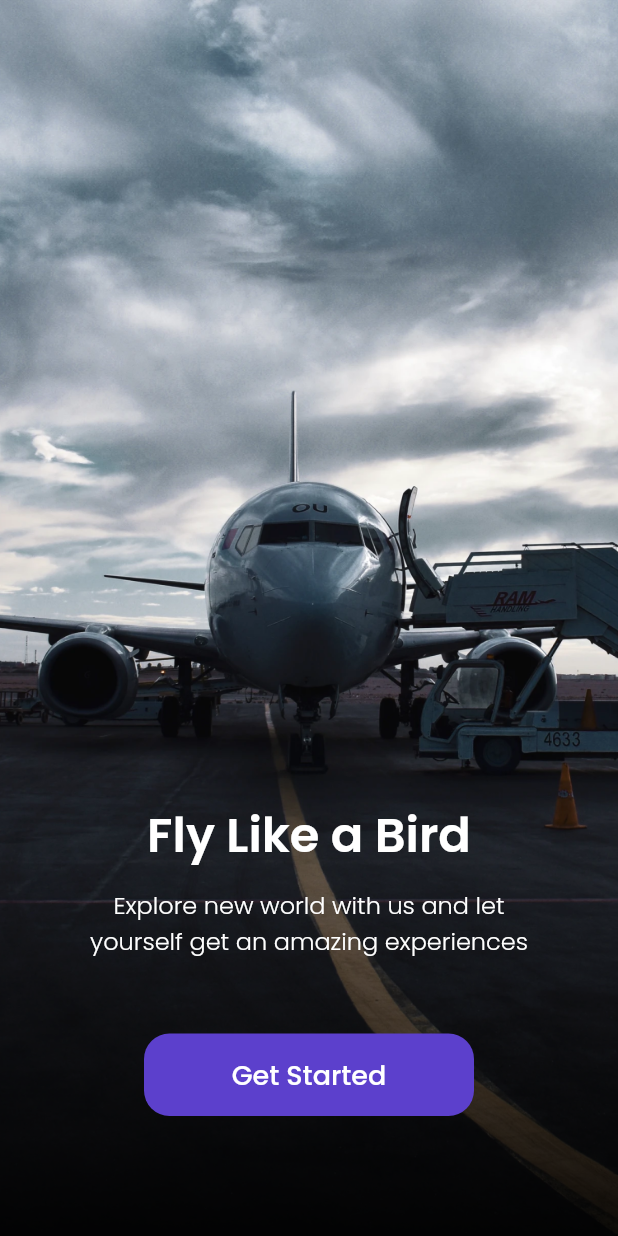
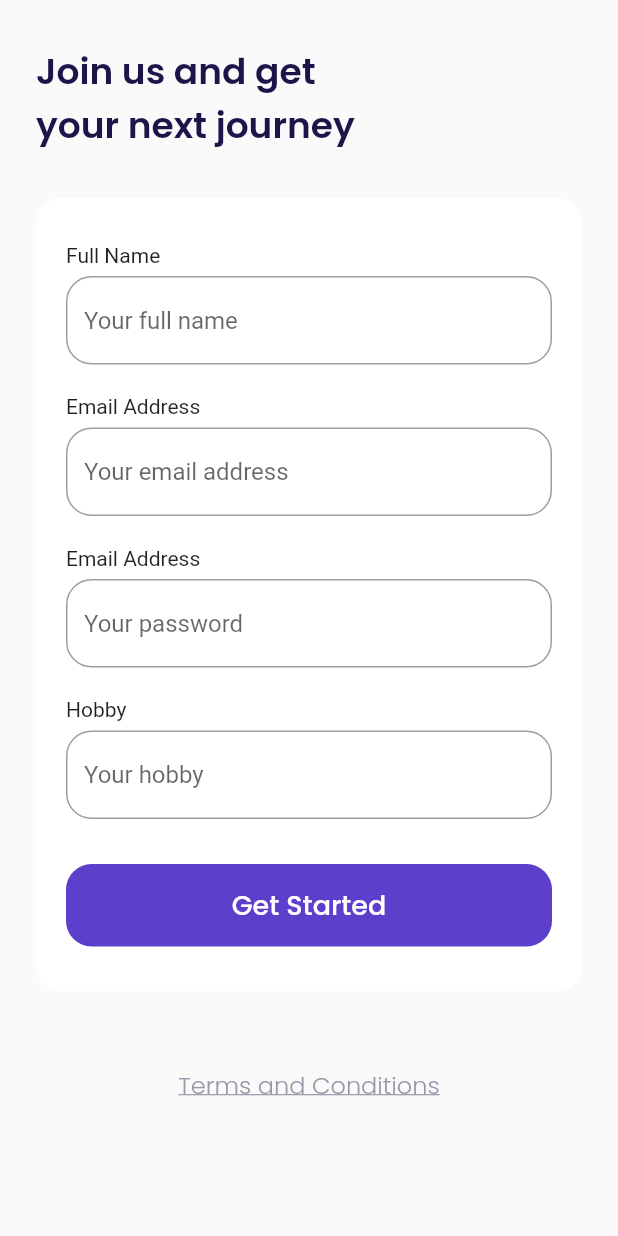
Before and after one commit to RadmDev/airplane, a Flutter app: the screen it shows after launch, after a tap on "Get Started", on a phone screen of 412 x 824 dp. Run offline on Flutter 3.47's test engine with Material 2 defaults, Android fonts, the phone set to English and light mode, and no system bars; our stand-ins replace google_fonts.

```diff
--- a/lib/main.dart
+++ b/lib/main.dart
@@ -1,6 +1,9 @@
+import 'package:airplane/ui/pages/bonus_page.dart';
 import 'package:airplane/ui/pages/get_started_page.dart';
+import 'package:airplane/ui/pages/sign_up_page.dart';
 import 'package:airplane/ui/pages/splash_page.dart';
 import 'package:flutter/material.dart';
+import 'package:flutter/services.dart';
 
 void main() => runApp(const MyApp());
 
@@ -9,11 +12,19 @@ class MyApp extends StatelessWidget {
 
   @override
   Widget build(BuildContext context) {
+    SystemChrome.setSystemUIOverlayStyle(
+      const SystemUiOverlayStyle(
+        statusBarColor: Colors.transparent,
+        statusBarIconBrightness: Brightness.dark,
+      ),
+    );
     return MaterialApp(
       debugShowCheckedModeBanner: false,
       routes: {
         '/': (context) => const SplashPage(),
         '/get-started': (context) => const GetStartedPage(),
+        '/sign-up': (context) => const SignUpPage(),
+        '/bonus': (context) => const BonusPage(),
       },
     );
   }
--- a/lib/shared/theme.dart
+++ b/lib/shared/theme.dart
@@ -1,5 +1,8 @@
 import 'package:flutter/material.dart';
 import 'package:google_fonts/google_fonts.dart';
+
+double defaultMargin = 24.0;
+double defaultRadius = 17.0;
 
 Color kPrimaryColor = const Color(0xff5C40CC);
 Color kBlackColor = const Color(0xff1F1449);
--- a/lib/ui/pages/get_started_page.dart
+++ b/lib/ui/pages/get_started_page.dart
@@ -51,11 +51,13 @@ class GetStartedPage extends StatelessWidget {
                   width: 220,
                   height: 55,
                   child: TextButton(
-                    onPressed: () {},
+                    onPressed: () {
+                      Navigator.pushNamed(context, '/sign-up');
+                    },
                     style: TextButton.styleFrom(
                       backgroundColor: kPrimaryColor,
                       shape: RoundedRectangleBorder(
-                        borderRadius: BorderRadius.circular(17),
+                        borderRadius: BorderRadius.circular(defaultRadius),
                       ),
                     ),
                     child: Text(
--- /dev/null
+++ b/lib/ui/pages/sign_up_page.dart
@@ -0,0 +1,261 @@
+import 'package:airplane/shared/theme.dart';
+import 'package:flutter/material.dart';
+
+class SignUpPage extends StatelessWidget {
+  const SignUpPage({super.key});
+
+  @override
+  Widget build(BuildContext context) {
+    Widget title() {
+      return Container(
+        margin: const EdgeInsets.only(
+          top: 30,
+        ),
+        child: Text(
+          'Join us and get\nyour next journey',
+          style: blackTextStyle.copyWith(
+            fontSize: 24,
+            fontWeight: semiBold,
+          ),
+        ),
+      );
+    }
+
+    Widget inputSection() {
+      Widget nameInput() {
+        return Container(
+          margin: const EdgeInsets.only(
+            bottom: 20,
+          ),
+          child: Column(
+            crossAxisAlignment: CrossAxisAlignment.start,
+            children: [
+              const Text(
+                'Full Name',
+              ),
+              const SizedBox(
+                height: 6,
+              ),
+              TextFormField(
+                cursorColor: kBlackColor,
+                decoration: InputDecoration(
+                  hintText: 'Your full name',
+                  border: OutlineInputBorder(
+                    borderRadius: BorderRadius.circular(
+                      defaultRadius,
+                    ),
+                  ),
+                  focusedBorder: OutlineInputBorder(
+                    borderRadius: BorderRadius.circular(
+                      defaultRadius,
+                    ),
+                    borderSide: BorderSide(
+                      color: kPrimaryColor,
+                    ),
+                  ),
+                ),
+              ),
+            ],
+          ),
+        );
+      }
+
+      Widget emailInput() {
+        return Container(
+          margin: const EdgeInsets.only(
+            bottom: 20,
+          ),
+          child: Column(
+            crossAxisAlignment: CrossAxisAlignment.start,
+            children: [
+              const Text(
+                'Email Address',
+              ),
+              const SizedBox(
+                height: 6,
+              ),
+              TextFormField(
+                cursorColor: kBlackColor,
+                decoration: InputDecoration(
+                  hintText: 'Your email address',
+                  border: OutlineInputBorder(
+                    borderRadius: BorderRadius.circular(
+                      defaultRadius,
+                    ),
+                  ),
+                  focusedBorder: OutlineInputBorder(
+                    borderRadius: BorderRadius.circular(
+                      defaultRadius,
+                    ),
+                    borderSide: BorderSide(
+                      color: kPrimaryColor,
+                    ),
+                  ),
+                ),
+              ),
+            ],
+          ),
+        );
+      }
+
+      Widget passwordInput() {
+        return Container(
+          margin: const EdgeInsets.only(
+            bottom: 20,
+          ),
+          child: Column(
+            crossAxisAlignment: CrossAxisAlignment.start,
+            children: [
+              const Text(
+                'Email Address',
+              ),
+              const SizedBox(
+                height: 6,
+              ),
+              TextFormField(
+                cursorColor: kBlackColor,
+                obscureText: true,
+                decoration: InputDecoration(
+                  hintText: 'Your password',
+                  border: OutlineInputBorder(
+                    borderRadius: BorderRadius.circular(
+                      defaultRadius,
+                    ),
+                  ),
+                  focusedBorder: OutlineInputBorder(
+                    borderRadius: BorderRadius.circular(
+                      defaultRadius,
+                    ),
+                    borderSide: BorderSide(
+                      color: kPrimaryColor,
+                    ),
+                  ),
+                ),
+              ),
+            ],
+          ),
+        );
+      }
+
+      Widget hobbyInput() {
+        return Container(
+          margin: const EdgeInsets.only(
+            bottom: 30,
+          ),
+          child: Column(
+            crossAxisAlignment: CrossAxisAlignment.start,
+            children: [
+              const Text(
+                'Hobby',
+              ),
+              const SizedBox(
+                height: 6,
+              ),
+              TextFormField(
+                cursorColor: kBlackColor,
+                decoration: InputDecoration(
+                  hintText: 'Your hobby',
+                  border: OutlineInputBorder(
+                    borderRadius: BorderRadius.circular(
+                      defaultRadius,
+                    ),
+                  ),
+                  focusedBorder: OutlineInputBorder(
+                    borderRadius: BorderRadius.circular(
+                      defaultRadius,
+                    ),
+                    borderSide: BorderSide(
+                      color: kPrimaryColor,
+                    ),
+                  ),
+                ),
+              ),
+            ],
+          ),
+        );
+      }
+
+      Widget submitButton() {
+        return SizedBox(
+          width: double.infinity,
+          height: 55,
+          child: TextButton(
+            onPressed: () {
+              Navigator.pushNamed(context, '/bonus');
+            },
+            style: TextButton.styleFrom(
+              backgroundColor: kPrimaryColor,
+              shape: RoundedRectangleBorder(
+                borderRadius: BorderRadius.circular(defaultRadius),
+              ),
+            ),
+            child: Text(
+              'Get Started',
+              style: whiteTextStyle.copyWith(
+                fontSize: 18,
+                fontWeight: medium,
+              ),
+            ),
+          ),
+        );
+      }
+
+      return Container(
+        margin: const EdgeInsets.only(
+          top: 30,
+        ),
+        padding: const EdgeInsets.symmetric(
+          horizontal: 20,
+          vertical: 30,
+        ),
+        decoration: BoxDecoration(
+          color: kWhiteColor,
+          borderRadius: BorderRadius.circular(defaultRadius),
+        ),
+        child: Column(
+          children: [
+            nameInput(),
+            emailInput(),
+            passwordInput(),
+            hobbyInput(),
+            submitButton(),
+          ],
+        ),
+      );
+    }
+
+    Widget tacButton() {
+      return Container(
+        alignment: Alignment.center,
+        margin: const EdgeInsets.only(
+          top: 50,
+          bottom: 73,
+        ),
+        child: Text(
+          'Terms and Conditions',
+          style: greyTextStyle.copyWith(
+            fontSize: 16,
+            fontWeight: light,
+            decoration: TextDecoration.underline,
+          ),
+        ),
+      );
+    }
+
+    return Scaffold(
+      backgroundColor: kBackgroundColor,
+      body: SafeArea(
+        child: ListView(
+          padding: EdgeInsets.symmetric(
+            horizontal: defaultMargin,
+          ),
+          children: [
+            title(),
+            inputSection(),
+            tacButton(),
+          ],
+        ),
+      ),
+    );
+  }
+}
```
Also changed, not shown: lib/ui/pages/bonus_page.dart (added, +170 -0 lines).
